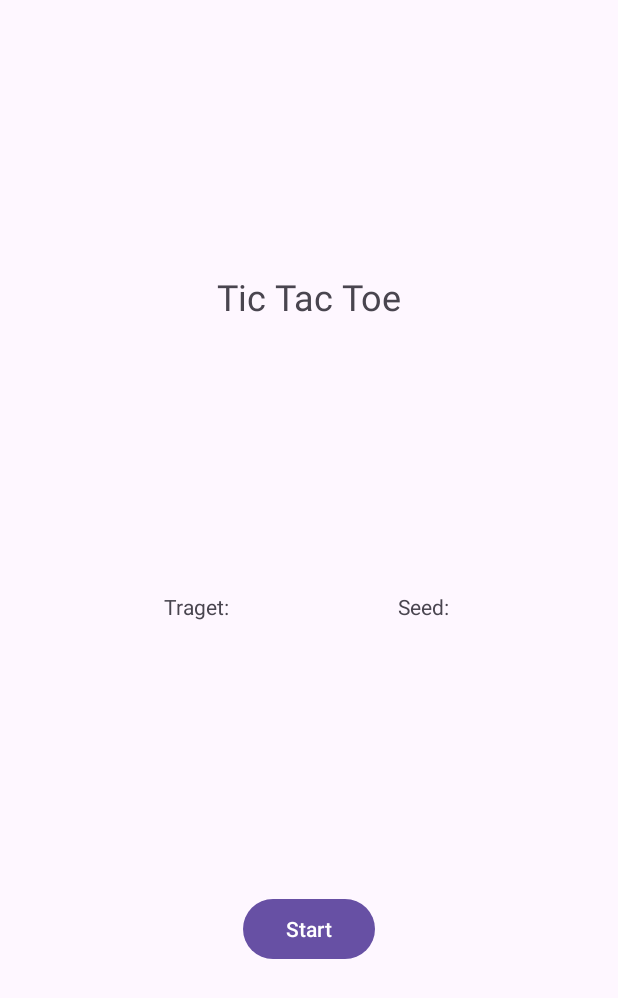
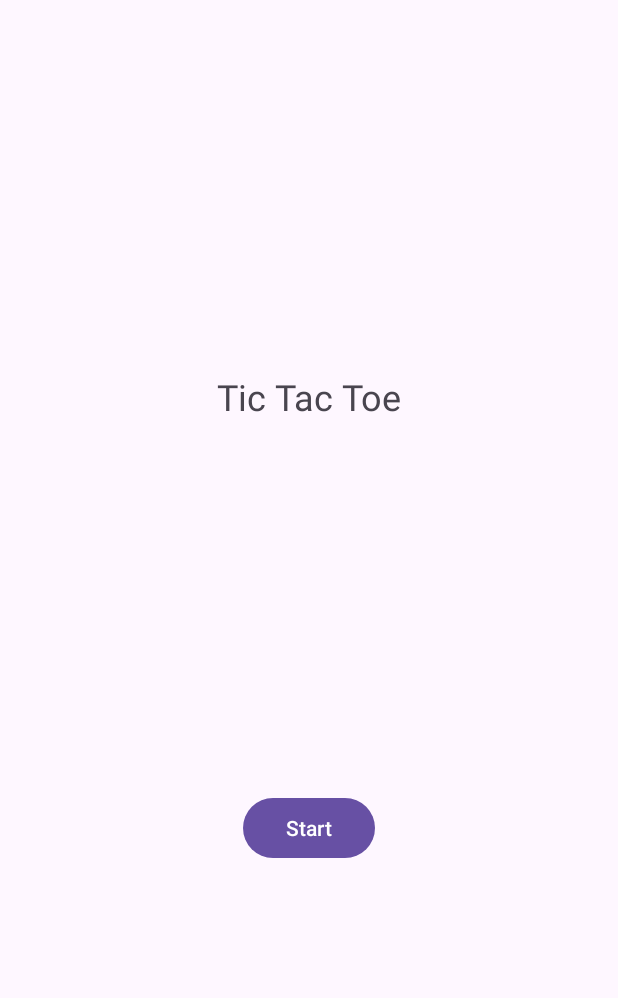
Before and after one commit to emmai89/TicTacToe, an Android app: the screen it shows after launch (TitleScreen), on a phone screen of 412 x 824 dp. Shown: the top 998 px of the screen. Run offline under Robolectric (Android 15) with nearby library versions, the phone set to English and light mode, and no system bars; our stand-ins replace navigation-ui.

Commit message:
works fine now, just need to add more functionality and make it more visually appealing

```diff
--- a/app/src/main/java/com/manny/tictactoe/Board.java
+++ b/app/src/main/java/com/manny/tictactoe/Board.java
@@ -42,7 +42,6 @@ public class Board implements Parcelable {
     public boolean addPiece(int[] position){
         if (turn) {
             x_pieces.add(new Piece(turn, position));
-            System.out.println("cunt");
         }
         else
             o_pieces.add(new Piece(turn, position));
@@ -73,7 +72,7 @@ public class Board implements Parcelable {
         LinkedList<Piece> pieces;
         boolean win;
 
-        if (turn)
+        if (!turn)
             pieces = x_pieces;
         else
             pieces = o_pieces;
--- a/app/src/main/java/com/manny/tictactoe/TitleScreen.java
+++ b/app/src/main/java/com/manny/tictactoe/TitleScreen.java
@@ -41,9 +41,6 @@ public class TitleScreen extends AppCompatActivity {
         goal = rand.nextInt(2000) + 1; //random goal between 1 and 2000 points
         seed = rand.nextInt(goal); // the amount of points the user starts with, will be below the goal by at least 1
 
-        seed_text = findViewById(R.id.seed);
-        goal_text = findViewById(R.id.target);
-
 
         start.setOnClickListener(v -> {
             Intent intent = new Intent(TitleScreen.this, GameScreen.class);
--- a/app/src/main/res/layout/activity_main.xml
+++ b/app/src/main/res/layout/activity_main.xml
@@ -13,13 +13,13 @@
         android:text="Tic Tac Toe"
         android:textSize="24sp"
 
-        app:layout_constraintTop_toTopOf="parent"
-        app:layout_constraintBottom_toTopOf="@id/target"
         app:layout_constraintLeft_toLeftOf="parent"
         app:layout_constraintRight_toRightOf="parent"
+        app:layout_constraintTop_toTopOf="parent"
+        app:layout_constraintBottom_toTopOf="@id/startButton"
 
-        tools:layout_editor_absoluteX="168dp"
-        tools:layout_editor_absoluteY="124dp" />
+
+        />
 
     <Button
         android:id="@+id/startButton"
@@ -27,39 +27,11 @@
         android:layout_height="wrap_content"
         android:text="Start"
 
-        app:layout_constraintTop_toBottomOf="@id/seed"
         app:layout_constraintBottom_toBottomOf="parent"
         app:layout_constraintLeft_toLeftOf="parent"
         app:layout_constraintRight_toRightOf="parent"
+        app:layout_constraintTop_toBottomOf="@id/title"
 
-        tools:layout_editor_absoluteX="164dp"
-        tools:layout_editor_absoluteY="512dp" />
+        />
 
-    <TextView
-        android:id="@+id/target"
-        android:layout_width="wrap_content"
-        android:layout_height="wrap_content"
-        android:text="Traget: "
-
-        app:layout_constraintTop_toBottomOf="@id/title"
-        app:layout_constraintBottom_toTopOf="@id/startButton"
-        app:layout_constraintLeft_toLeftOf="parent"
-        app:layout_constraintRight_toLeftOf="@id/seed"
-
-        tools:layout_editor_absoluteX="41dp"
-        tools:layout_editor_absoluteY="261dp" />
-
-    <TextView
-        android:id="@+id/seed"
-        android:layout_width="wrap_content"
-        android:layout_height="wrap_content"
-        android:text="Seed: "
-
-        app:layout_constraintTop_toBottomOf="@id/title"
-        app:layout_constraintBottom_toTopOf="@id/startButton"
-        app:layout_constraintRight_toRightOf="parent"
-        app:layout_constraintLeft_toRightOf="@id/target"
-
-        tools:layout_editor_absoluteX="311dp"
-        tools:layout_editor_absoluteY="258dp" />
 </androidx.constraintlayout.widget.ConstraintLayout>
```
Also changed, not shown: app/src/main/java/com/manny/tictactoe/BoardFragment.java (+21 -8 lines), app/src/main/java/com/manny/tictactoe/InfoFragment.java (+12 -9 lines).
